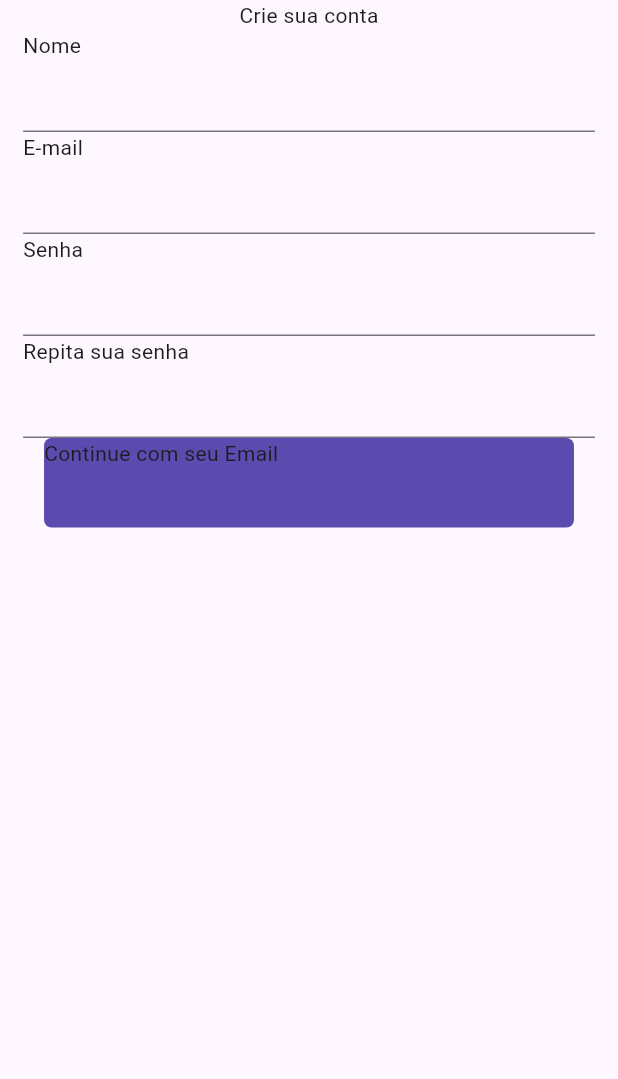
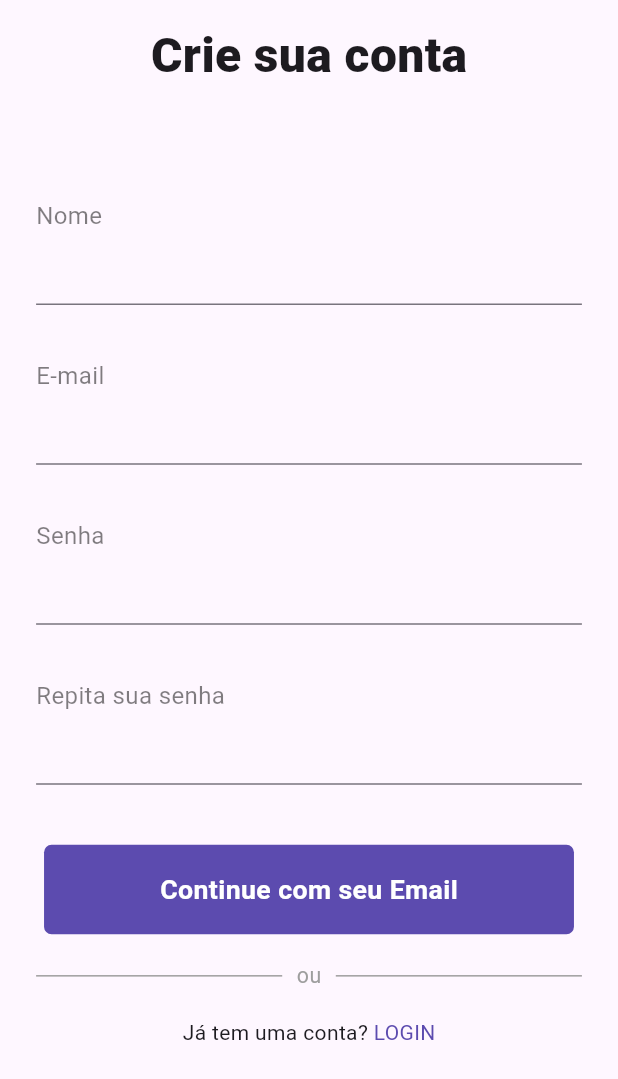
Before and after one commit to iru-Y/course_app, a Flutter app: the screen it shows after launch, on a phone screen of 412 x 824 dp. Shown: the top 1079 px of the screen. Run offline on Flutter 3.47's test engine with Material 3 defaults, Android fonts, the phone set to English and light mode, and no system bars; our stand-ins replace flutter_screenutil.

```diff
--- /dev/null
+++ b/lib/api_path.dart
@@ -0,0 +1 @@
+final apiPath = 'https://course-platform.azurewebsites.net/';
--- a/lib/app_routes.dart
+++ b/lib/app_routes.dart
@@ -1,3 +1,5 @@
 abstract class AppRoute {
-  static const home = '/';
+  static const home = '/home';
+  static const register = '/';
+  static const login = '/login';
 }
--- a/lib/colors.dart
+++ b/lib/colors.dart
@@ -1,3 +1,5 @@
 import 'package:flutter/material.dart';
 
 Color loginButton = Color(0xFF5C4BAF);
+Color gText = Color(0x000000).withOpacity(0.5);
+Color loginText = Color(0xFF5C4BAF);
--- a/lib/login/register_screen.dart
+++ b/lib/login/register_screen.dart
@@ -1,4 +1,6 @@
+import 'package:course_app/app_routes.dart';
 import 'package:course_app/colors.dart';
+import 'package:course_app/text_widget.dart';
 import 'package:flutter/material.dart';
 import 'package:flutter_screenutil/flutter_screenutil.dart';
 
@@ -11,19 +13,28 @@ class RegisterScreen extends StatelessWidget {
       child: Scaffold(
         body: Column(
           children: [
-            Text('Crie sua conta'),
             Padding(
-              padding: EdgeInsets.symmetric(horizontal: 16.w),
+              padding: EdgeInsets.symmetric(vertical: 16.h),
+              child: Text(
+                'Crie sua conta',
+                style: TextStyle(fontWeight: FontWeight.w900, fontSize: 36.sp),
+              ),
+            ),
+            Padding(
+              padding: EdgeInsets.symmetric(horizontal: 25.w, vertical: 45.h),
               child: Column(
                 crossAxisAlignment: CrossAxisAlignment.start,
                 children: [
-                  Text('Nome'),
+                  greyText("Nome", tMargin: 20.sp),
                   TextField(),
-                  Text('E-mail'),
+                  SizedBox(height: 20.h),
+                  greyText('E-mail', tMargin: 20.sp),
                   TextField(),
-                  Text('Senha'),
+                  SizedBox(height: 20.h),
+                  greyText('Senha', tMargin: 20.sp),
                   TextField(),
-                  Text('Repita sua senha'),
+                  SizedBox(height: 20.h),
+                  greyText('Repita sua senha', tMargin: 20.sp),
                   TextField(),
                 ],
               ),
@@ -37,7 +48,50 @@ class RegisterScreen extends StatelessWidget {
                     color: loginButton,
                     borderRadius: BorderRadius.circular(5),
                   ),
-                  child: Text('Continue com seu Email'),
+                  child: Center(
+                    child: Text(
+                      'Continue com seu Email',
+                      style: TextStyle(
+                        color: Colors.white,
+                        fontSize: 20.sp,
+                        fontWeight: FontWeight.bold,
+                      ),
+                    ),
+                  ),
+                ),
+                 SizedBox(height: 20.sp),
+                Padding(
+                  padding: EdgeInsets.symmetric(horizontal: 25.w),
+                  child: Row(
+                    children: [
+                      Expanded(
+                        child: Divider(thickness: 1, color: Colors.grey),
+                      ),
+                      Padding(
+                        padding: EdgeInsets.symmetric(horizontal: 10.w),
+                        child: Text(
+                          'ou',
+                          style: TextStyle(fontSize: 16.sp, color: Colors.grey),
+                        ),
+                      ),
+                      Expanded(
+                        child: Divider(thickness: 1, color: Colors.grey),
+                      ),
+                    ],
+                  ),
+                ),
+                SizedBox(height: 20.sp),
+                Row(
+                  mainAxisAlignment: MainAxisAlignment.center,
+                  children: [
+                    Text('Já tem uma conta? '),
+                    InkWell(
+                      onTap: () {
+                        Navigator.of(context).pushNamed(AppRoute.login);
+                      },
+                      child: Text('LOGIN', style: TextStyle(color: Color(0xFF5C4BAF))),
+                    ),
+                  ],
                 ),
               ],
             ),
--- a/lib/main.dart
+++ b/lib/main.dart
@@ -19,7 +19,10 @@ class MyApp extends StatelessWidget {
       minTextAdapt: true,
       splitScreenMode: true,
       child: MaterialApp(
-        routes: {AppRoute.home: (context) => const RegisterScreen()},
+        routes: {
+          AppRoute.register: (context) => const RegisterScreen(),
+          AppRoute.login: (context) => const LoginScreen(),
+        },
       ),
     );
   }
--- /dev/null
+++ b/lib/text_widget.dart
@@ -0,0 +1,10 @@
+import 'package:course_app/colors.dart';
+import 'package:flutter/material.dart';
+import 'package:flutter_screenutil/flutter_screenutil.dart';
+
+ Widget greyText (String text, {double? tMargin}) {
+  return Container(
+    margin: EdgeInsets.only(top: tMargin!),
+    child: Text(text, style: TextStyle(color: gText, fontSize: 18.sp)),
+  );
+}
--- a/pubspec.yaml
+++ b/pubspec.yaml
@@ -35,6 +35,7 @@ dependencies:
   # Use with the CupertinoIcons class for iOS style icons.
   cupertino_icons: ^1.0.8
   flutter_screenutil: ^5.9.3
+  http: ^1.3.0
 
 dev_dependencies:
   flutter_test:
```
Also changed, not shown: lib/login/fetch_login.dart (added, +23 -0 lines), lib/login/login_model.dart (added, +40 -0 lines), pubspec.lock.
